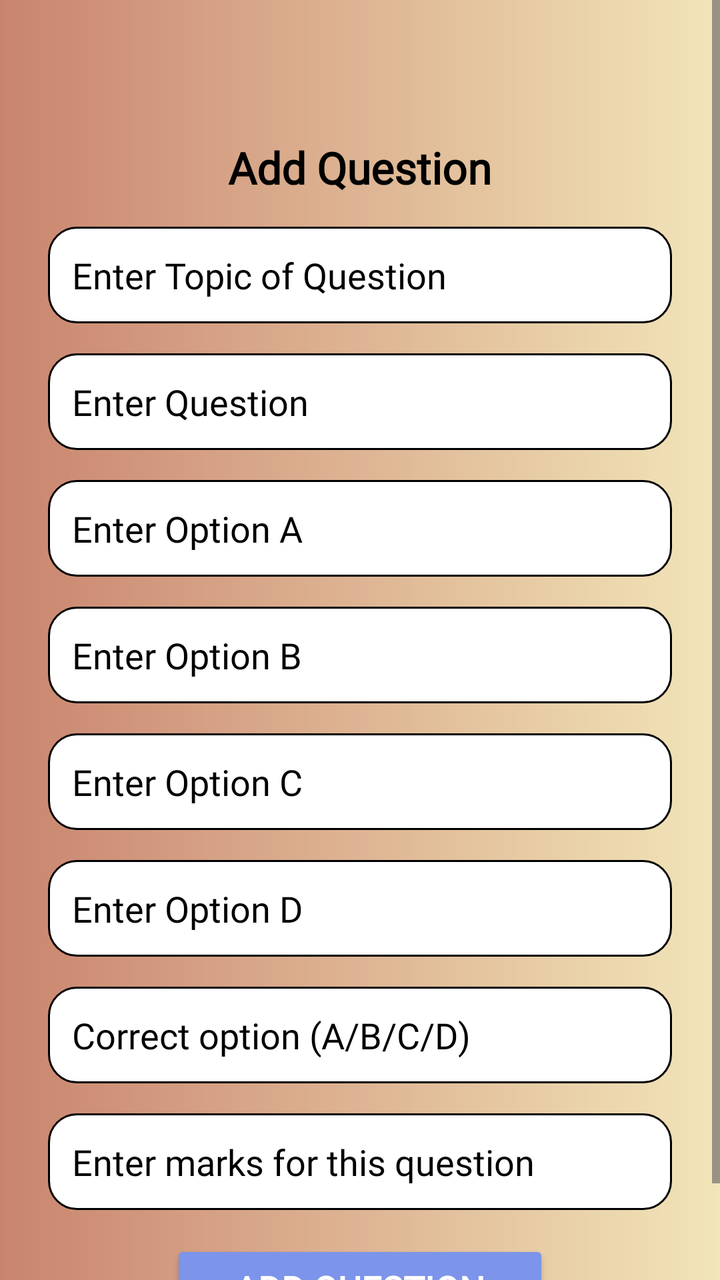
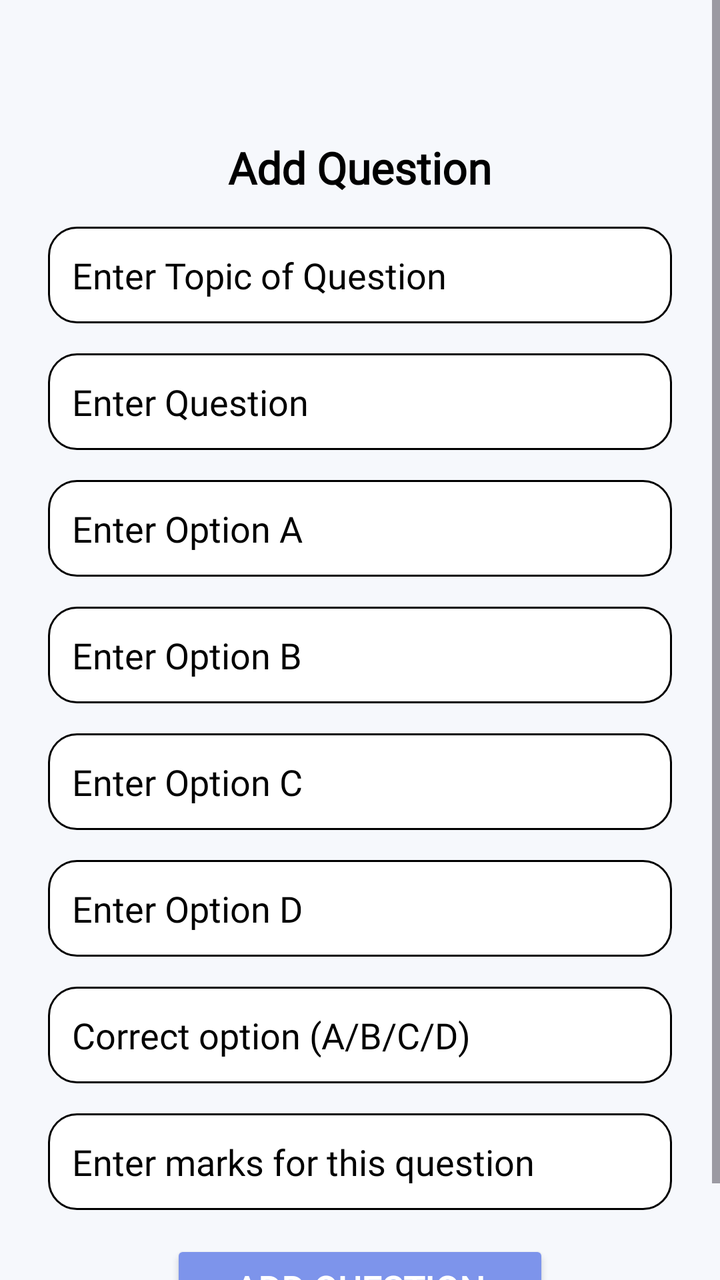

Two renders of the same Android screen: before a commit and after it. Below are the layout's source before the change and the commit's diff.
<!-- AndroidManifest.xml: application theme Theme.EduQuiz -->
<!-- res/layout/activity_add_question.xml -->
<?xml version="1.0" encoding="utf-8"?>
<ScrollView
    xmlns:android="http://schemas.android.com/apk/res/android"
    xmlns:tools="http://schemas.android.com/tools"
    android:layout_width="match_parent"
    android:layout_height="match_parent"
    android:background="@drawable/new_card_background"
    tools:context=".teacheractivities.AddQuestionActivity">

    <LinearLayout
        android:layout_width="match_parent"
        android:layout_height="match_parent"
        android:orientation="vertical"
        android:padding="24dp"
        android:gravity="center_horizontal">

        
        <TextView
            android:layout_width="wrap_content"
            android:layout_height="wrap_content"
            android:text="Add Question"
            android:textSize="22sp"
            android:textStyle="bold"
            android:textColor="@color/black"
            android:fontFamily="@font/adamina"
            android:layout_marginBottom="15dp"
            android:layout_marginTop="45dp"/>
        <EditText
            android:id="@+id/etaddquestionquestiontopic"
            android:layout_width="match_parent"
            android:layout_height="wrap_content"
            android:hint="Enter Topic of Question"
            android:textSize="18sp"
            android:fontFamily="@font/alice"
            android:textColorHint="@color/black"
            android:textColor="@color/black"
            android:inputType="text"
            android:background="@drawable/edit2"
            android:padding="12dp"
            android:layout_marginBottom="15dp" />

        
        <EditText
            android:id="@+id/etaddquestionquestion"
            android:layout_width="match_parent"
            android:layout_height="wrap_content"
            android:hint="Enter Question"
            android:textSize="18sp"
            android:fontFamily="@font/alice"
            android:textColorHint="@color/black"
            android:textColor="@color/black"
            android:inputType="text"
            android:background="@drawable/edit2"
            android:padding="12dp"
            android:layout_marginBottom="15dp" />

        
        <EditText
            android:id="@+id/etaddquestionoptiona"
            android:layout_width="match_parent"
            android:layout_height="wrap_content"
            android:hint="Enter Option A"
            android:textSize="18sp"
            android:fontFamily="@font/alice"
            android:textColorHint="@color/black"
            android:textColor="@color/black"
            android:inputType="text"
            android:background="@drawable/edit2"
            android:padding="12dp"
            android:layout_marginBottom="15dp" />

        <EditText
            android:id="@+id/etaddquestionoptionb"
            android:layout_width="match_parent"
            android:layout_height="wrap_content"
            android:hint="Enter Option B"
            android:textSize="18sp"
            android:fontFamily="@font/alice"
            android:textColorHint="@color/black"
            android:textColor="@color/black"
            android:inputType="text"
            android:background="@drawable/edit2"
            android:padding="12dp"
            android:layout_marginBottom="15dp" />

        <EditText
            android:id="@+id/etaddquestionoptionc"
            android:layout_width="match_parent"
            android:layout_height="wrap_content"
            android:hint="Enter Option C"
            android:textSize="18sp"
            android:fontFamily="@font/alice"
            android:textColorHint="@color/black"
            android:textColor="@color/black"
            android:inputType="text"
            android:background="@drawable/edit2"
            android:padding="12dp"
            android:layout_marginBottom="15dp" />

        <EditText
            android:id="@+id/etaddquestionoptiond"
            android:layout_width="match_parent"
            android:layout_height="wrap_content"
            android:hint="Enter Option D"
            android:textSize="18sp"
            android:fontFamily="@font/alice"
            android:textColorHint="@color/black"
            android:textColor="@color/black"
            android:inputType="text"
            android:background="@drawable/edit2"
            android:padding="12dp"
            android:layout_marginBottom="15dp" />

        <EditText
            android:id="@+id/etaddquestioncorrectoption"
            android:layout_width="match_parent"
            android:layout_height="wrap_content"
            android:hint="Correct option (A/B/C/D) "
            android:textSize="18sp"
            android:fontFamily="@font/alice"
            android:textColorHint="@color/black"
            android:textColor="@color/black"
            android:inputType="text"
            android:background="@drawable/edit2"
            android:padding="12dp"
            android:layout_marginBottom="15dp" />

        <EditText
            android:id="@+id/etaddquestionmarks"
            android:layout_width="match_parent"
            android:layout_height="wrap_content"
            android:hint="Enter marks for this question"
            android:textSize="18sp"
            android:fontFamily="@font/alice"
            android:textColorHint="@color/black"
            android:textColor="@color/black"
            android:inputType="text"
            android:background="@drawable/edit2"
            android:padding="12dp"
            android:layout_marginBottom="15dp" />

        <androidx.appcompat.widget.AppCompatButton
            android:id="@+id/btnaddquestionadd"
            android:layout_width="wrap_content"
            android:layout_height="wrap_content"
            android:textStyle="bold"
            android:textSize="18sp"
            android:text="Add Question"
            android:textColor="@color/white"
            android:fontFamily="@font/alice"
            android:backgroundTint="@color/blue"
            android:paddingHorizontal="32dp"
            android:paddingVertical="12dp"/>
    </LinearLayout>
</ScrollView>
<!-- resources referenced by this layout -->
<resources>
  <color name="black">#FF000000</color>
  <color name="blue">#7D94EB</color>
  <color name="white">#FFFFFFFF</color>
  <!-- drawable edit2 (drawable) -->
  <?xml version="1.0" encoding="utf-8"?>
  <shape xmlns:android="http://schemas.android.com/apk/res/android">
      <corners android:radius="14dp"/>
      <stroke android:color="@color/black" android:width="0.9dp"/>
      <solid android:color="@color/white"/>
      <size android:height="10dp"/>
  </shape>
  <!-- drawable new_card_background (drawable) -->
  <?xml version="1.0" encoding="utf-8"?>
  <shape xmlns:android="http://schemas.android.com/apk/res/android">
  
      <gradient
          android:startColor="@color/orange"
          android:endColor="@color/yellow" />
  
  </shape>
  <style name="Theme.EduQuiz" parent="Base.Theme.EduQuiz" />
  <color name="orange">#C9846E</color>
  <color name="yellow">#F2E5B9</color>
  <style name="Base.Theme.EduQuiz" parent="Theme.Material3.DayNight.NoActionBar">
          
          
      </style>
</resources>

<!-- the commit's change to res/layout/activity_add_question.xml (unified diff, before → after) -->
@@ -4,7 +4,7 @@
     xmlns:tools="http://schemas.android.com/tools"
     android:layout_width="match_parent"
     android:layout_height="match_parent"
-    android:background="@drawable/new_card_background"
+    android:background="#F6F8FC"
     tools:context=".teacheractivities.AddQuestionActivity">
 
     <LinearLayout
<!-- resource entries referenced after the edit -->
@@ -11,18 +11,7 @@
       <solid android:color="@color/white"/>
       <size android:height="10dp"/>
   </shape>
-  <!-- drawable new_card_background (drawable) -->
-  <?xml version="1.0" encoding="utf-8"?>
-  <shape xmlns:android="http://schemas.android.com/apk/res/android">
-  
-      <gradient
-          android:startColor="@color/orange"
-          android:endColor="@color/yellow" />
-  
-  </shape>
   <style name="Theme.EduQuiz" parent="Base.Theme.EduQuiz" />
-  <color name="orange">#C9846E</color>
-  <color name="yellow">#F2E5B9</color>
   <style name="Base.Theme.EduQuiz" parent="Theme.Material3.DayNight.NoActionBar">
           
           
